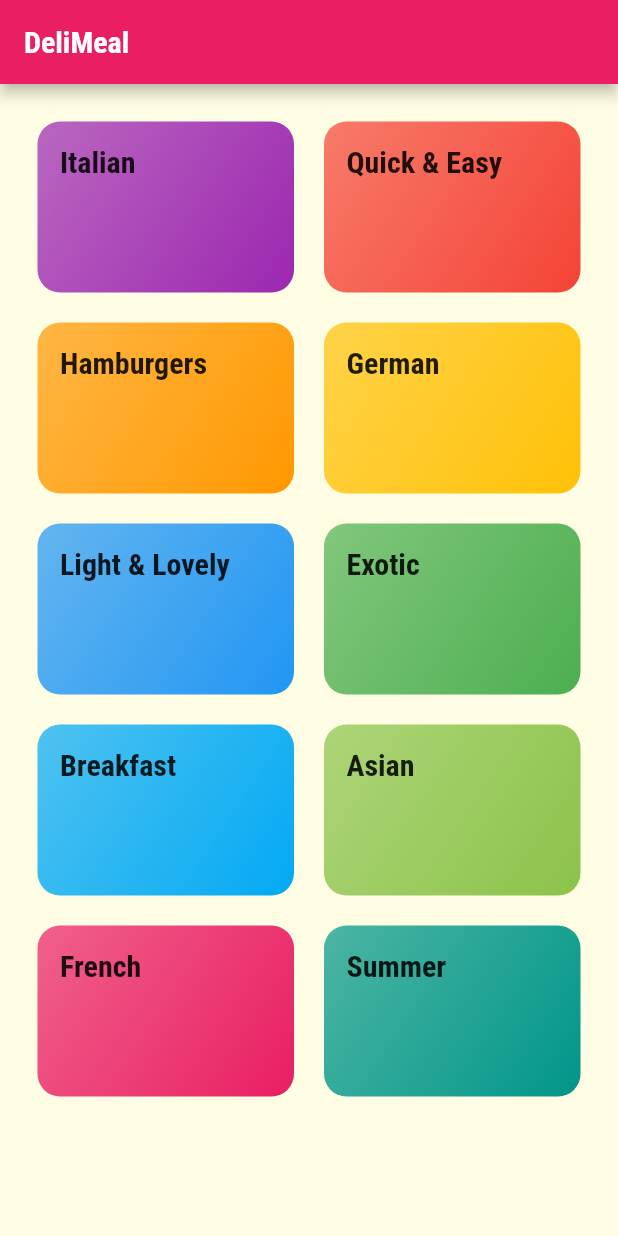
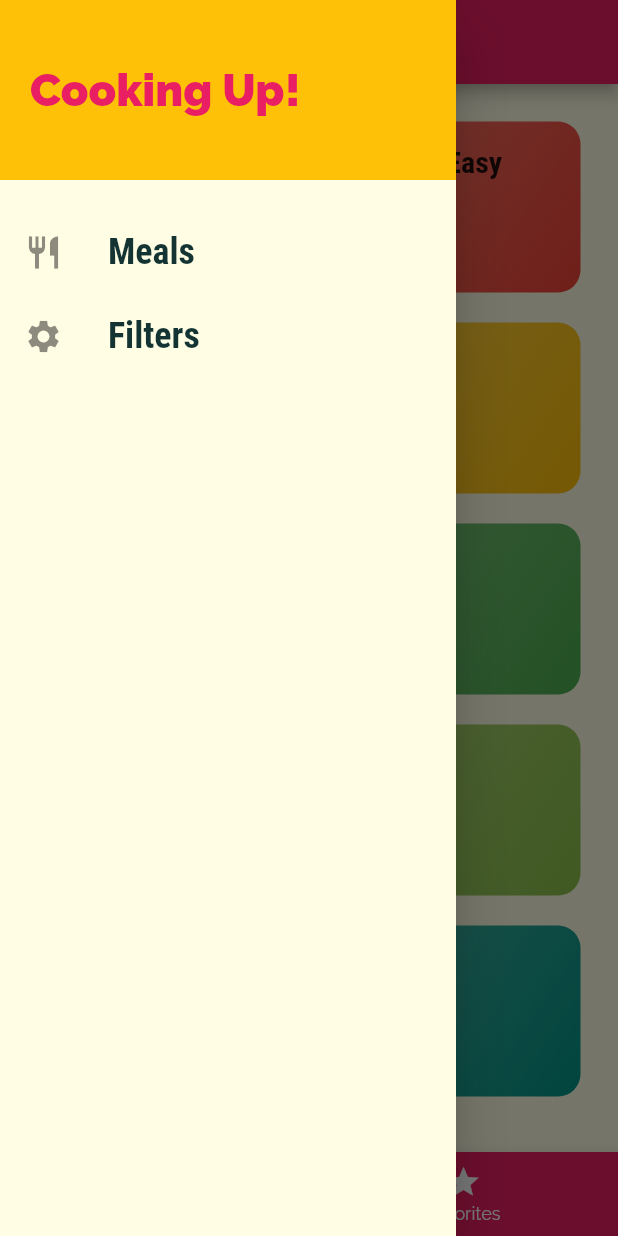
Before and after one commit to link01153113/flutter_meals_app, a Flutter app: the screen it shows after launch, with the side drawer open (before the commit the screen has no drawer), on a phone screen of 412 x 824 dp. Run offline on Flutter 3.47's test engine with Material 2 defaults, Android fonts, the phone set to English and light mode, and no system bars.

Commit message:
Add a drawer function to show filters and Appbar at the bottom to show categories and favorites

```diff
--- a/lib/main.dart
+++ b/lib/main.dart
@@ -1,8 +1,10 @@
 import 'package:flutter/material.dart';
 
+import './screens/tabs_screen.dart';
 import './screens/categories_screen.dart';
 import './screens/category_meals_screen.dart';
 import './screens/meal_detail_screen.dart';
+import './screens/filters_screen.dart';
 
 void main() => runApp(MyApp());
 
@@ -33,9 +35,10 @@ class MyApp extends StatelessWidget {
       // home: CategoriesScreen(),
       initialRoute: '/', // default is '/'
       routes: {
-        '/': (ctx) => CategoriesScreen(),
+        '/': (ctx) => TabsScreen(),
         CategoryMealsScreen.routeName: (ctx) => CategoryMealsScreen(),
         MealDetailScreen.routeName: (ctx) => MealDetailScreen(),
+        FiltersScreen.routeName: (ctx) => FiltersScreen(),
       },
       onGenerateRoute: (settings) {
         print(settings.arguments);
--- a/lib/screens/categories_screen.dart
+++ b/lib/screens/categories_screen.dart
@@ -6,11 +6,7 @@ import '../dummy_data.dart';
 class CategoriesScreen extends StatelessWidget {
   @override
   Widget build(BuildContext context) {
-    return Scaffold(
-      appBar: AppBar(
-        title: const Text('DeliMeal'),
-      ),
-      body: GridView(
+    return GridView(
       padding: const EdgeInsets.all(25),
       children: DUMMY_CATEGORIES
           .map(
@@ -27,7 +23,6 @@ class CategoriesScreen extends StatelessWidget {
         crossAxisSpacing: 20,
         mainAxisSpacing: 20,
       ),
-      ),
     );
   }
 }
--- /dev/null
+++ b/lib/screens/favorites_screen.dart
@@ -0,0 +1,10 @@
+import 'package:flutter/material.dart';
+
+class FavoritesScreen extends StatelessWidget {
+  @override
+  Widget build(BuildContext context) {
+    return Center(
+      child: Text('The Favorites'),
+    );
+  }
+}
--- /dev/null
+++ b/lib/screens/filters_screen.dart
@@ -0,0 +1,12 @@
+import 'package:flutter/material.dart';
+
+class FiltersScreen extends StatelessWidget {
+  static const routeName = '/filters';
+
+  @override
+  Widget build(BuildContext context) {
+    return Center(
+      child: Text('Filters'),
+    );
+  }
+}
--- a/lib/screens/meal_detail_screen.dart
+++ b/lib/screens/meal_detail_screen.dart
@@ -25,7 +25,7 @@ class MealDetailScreen extends StatelessWidget {
       margin: EdgeInsets.all(10),
       padding: EdgeInsets.all(10),
       height: height,
-      width: 350,
+      width: 300,
       child: child,
     );
   }
--- /dev/null
+++ b/lib/screens/tabs_screen.dart
@@ -0,0 +1,88 @@
+import 'package:flutter/material.dart';
+
+import '../widgets/main_drawer.dart';
+import './categories_screen.dart';
+import './favorites_screen.dart';
+
+class TabsScreen extends StatefulWidget {
+  @override
+  _TabsScreenState createState() => _TabsScreenState();
+}
+
+class _TabsScreenState extends State<TabsScreen> {
+  final List<Map<String, Object>> _pages = [
+    {
+      'page': CategoriesScreen(),
+      'title': 'Categories',
+    },
+    {
+      'page': FavoritesScreen(),
+      'title': 'Your Favorite',
+    },
+  ];
+  int _selectedPageIndex = 0;
+
+  void _selectPage(int index) {
+    setState(() {
+      _selectedPageIndex = index;
+    });
+  }
+
+  @override
+  Widget build(BuildContext context) {
+    return Scaffold(
+      appBar: AppBar(
+        title: Text(_pages[_selectedPageIndex]['title']),
+      ),
+      drawer: MainDrawer(),
+      body: _pages[_selectedPageIndex]['page'],
+      bottomNavigationBar: BottomNavigationBar(
+        onTap: _selectPage,
+        backgroundColor: Theme.of(context).primaryColor,
+        unselectedItemColor: Colors.white,
+        selectedItemColor: Theme.of(context).accentColor,
+        currentIndex: _selectedPageIndex,
+        // type: BottomNavigationBarType.fixed, default
+        items: [
+          BottomNavigationBarItem(
+            backgroundColor: Theme.of(context).primaryColor,
+            icon: Icon(Icons.category),
+            title: Text('Categories'),
+          ),
+          BottomNavigationBarItem(
+            backgroundColor: Theme.of(context).primaryColor,
+            icon: Icon(Icons.star),
+            title: Text('Favorites'),
+          ),
+        ],
+      ),
+    );
+    // return DefaultTabController(
+    //   length: 2,
+    //   // initialIndex: 0,
+    //   child: Scaffold(
+    //     appBar: AppBar(
+    //       title: Text('Meals'),
+    //       bottom: TabBar(
+    //         tabs: <Widget>[
+    //           Tab(
+    //             icon: Icon(Icons.category),
+    //             text: 'Categories',
+    //           ),
+    //           Tab(
+    //             icon: Icon(Icons.star),
+    //             text: 'Favories',
+    //           ),
+    //         ],
+    //       ),
+    //     ),
+    //     body: TabBarView(
+    //       children: <Widget>[
+    //         CategoriesScreen(),
+    //         FavoritesScreen(),
+    //       ],
+    //     ),
+    //   ),
+    // );
+  }
+}
--- /dev/null
+++ b/lib/widgets/main_drawer.dart
@@ -0,0 +1,66 @@
+import 'package:flutter/material.dart';
+
+import '../screens/filters_screen.dart';
+
+class MainDrawer extends StatelessWidget {
+  Widget buildListTile(String title, IconData icon, Function tapHandler) {
+    return ListTile(
+      leading: Icon(
+        icon,
+        size: 26,
+      ),
+      title: Text(
+        title,
+        style: TextStyle(
+          fontFamily: 'RobotoCondensed',
+          fontSize: 24,
+          fontWeight: FontWeight.bold,
+        ),
+      ),
+      onTap: tapHandler,
+    );
+  }
+
+  @override
+  Widget build(BuildContext context) {
+    return Drawer(
+      child: Column(
+        children: <Widget>[
+          Container(
+            height: 120,
+            width: double.infinity,
+            padding: EdgeInsets.all(20),
+            alignment: Alignment.centerLeft,
+            color: Theme.of(context).accentColor,
+            // decoration: BoxDecoration(color: ,),
+            child: Text(
+              'Cooking Up!',
+              style: TextStyle(
+                fontWeight: FontWeight.w900,
+                fontSize: 30,
+                color: Theme.of(context).primaryColor,
+              ),
+            ),
+          ),
+          SizedBox(
+            height: 20,
+          ),
+          buildListTile(
+            'Meals',
+            Icons.restaurant,
+            () {
+              Navigator.of(context).pushNamed('/');
+            },
+          ),
+          buildListTile(
+            'Filters',
+            Icons.settings,
+            () {
+              Navigator.of(context).pushNamed(FiltersScreen.routeName);
+            },
+          ),
+        ],
+      ),
+    );
+  }
+}
```
Lines whose indentation alone changed are shown as unchanged.
